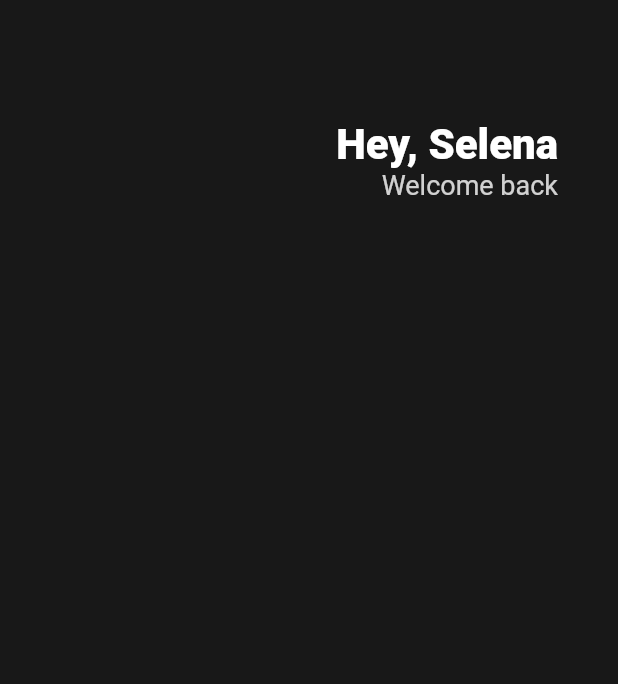
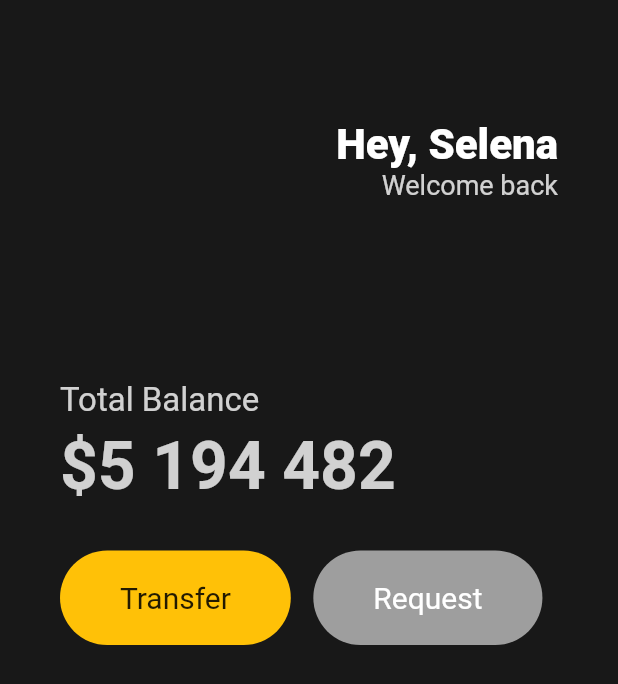
Before and after one commit to YJKimSleepyWorker/toonflix, a Flutter app: the screen it shows after launch, on a phone screen of 412 x 824 dp. Shown: the top 684 px of the screen. Run offline on Flutter 3.47's test engine with Material 2 defaults, Android fonts, the phone set to English and light mode, and no system bars.

Commit message:
텍스트,버튼추가
버튼은 패딩으로 추가, 라운드 주기 가능

```diff
--- a/lib/main.dart
+++ b/lib/main.dart
@@ -76,6 +76,7 @@ class App extends StatelessWidget{
           //padding: EdgeInsets.only(right: 40), //상하좌우중 한가지를 구체적으로 정할 수 있는 only
           padding: EdgeInsets.symmetric(horizontal: 40), //수직패딩과 수평패딩 지정가능
           child: Column(
+            crossAxisAlignment: CrossAxisAlignment.start,
             children: [
               SizedBox(
                 height: 80,
@@ -86,14 +87,16 @@ class App extends StatelessWidget{
                   Column(
                     crossAxisAlignment: CrossAxisAlignment.end,
                     children: [
-                    Text('Hey, Selena',
+                      Text(
+                        'Hey, Selena',
                         style: TextStyle(
                           color: Colors.white,
                           fontSize: 28,
                           fontWeight: FontWeight.w800,
                         ),
                       ),
-                    Text('Welcome back',
+                      Text(
+                        'Welcome back',
                         style: TextStyle(
                           color: Color.fromRGBO(255, 255, 255, 0.8),
                           fontSize: 18,
@@ -102,10 +105,70 @@ class App extends StatelessWidget{
                     ],
                   )
                 ],
+              ),
+              SizedBox(
+                height: 120,
+              ),
+              Text(
+                'Total Balance',
+                style: TextStyle(
+                  fontSize: 22,
+                  color: Colors.white.withOpacity(0.8),
+                ),
+              ),
+              SizedBox(
+                height: 5,
+              ),
+              Text(
+                '\$5 194 482',
+                style: TextStyle(
+                  fontSize: 44,
+                  fontWeight: FontWeight.w600,
+                  color: Colors.white.withOpacity(0.8),
+                ),
+              ),
+              SizedBox(
+                height: 30,
+              ),
+              Row(
+                children: [
+                  Container(
+                    decoration: BoxDecoration(
+                        color: Colors.amber,
+                        borderRadius: BorderRadius.circular(55)),
+                    child: Padding(
+                      padding: EdgeInsets.symmetric(
+                        vertical: 20,
+                        horizontal: 40,
+                      ),
+                      child: Text(
+                        'Transfer',
+                        style: TextStyle(fontSize: 20),
+                      ),
+                    ),
+                  ),
+                  SizedBox(
+                    width: 15,
+                  ),
+                  Container(
+                    decoration: BoxDecoration(
+                        color: Colors.grey,
+                        borderRadius: BorderRadius.circular(55)),
+                    child: Padding(
+                      padding: EdgeInsets.symmetric(
+                        vertical: 20,
+                        horizontal: 40,
+                      ),
+                      child: Text(
+                        'Request',
+                        style: TextStyle(fontSize: 20, color: Colors.white),
+                      ),
+                    ),
+                  )
+                ],
               )
             ],
           ),
-
         ),
       ),
     );
```
Lines whose indentation alone changed are shown as unchanged.
